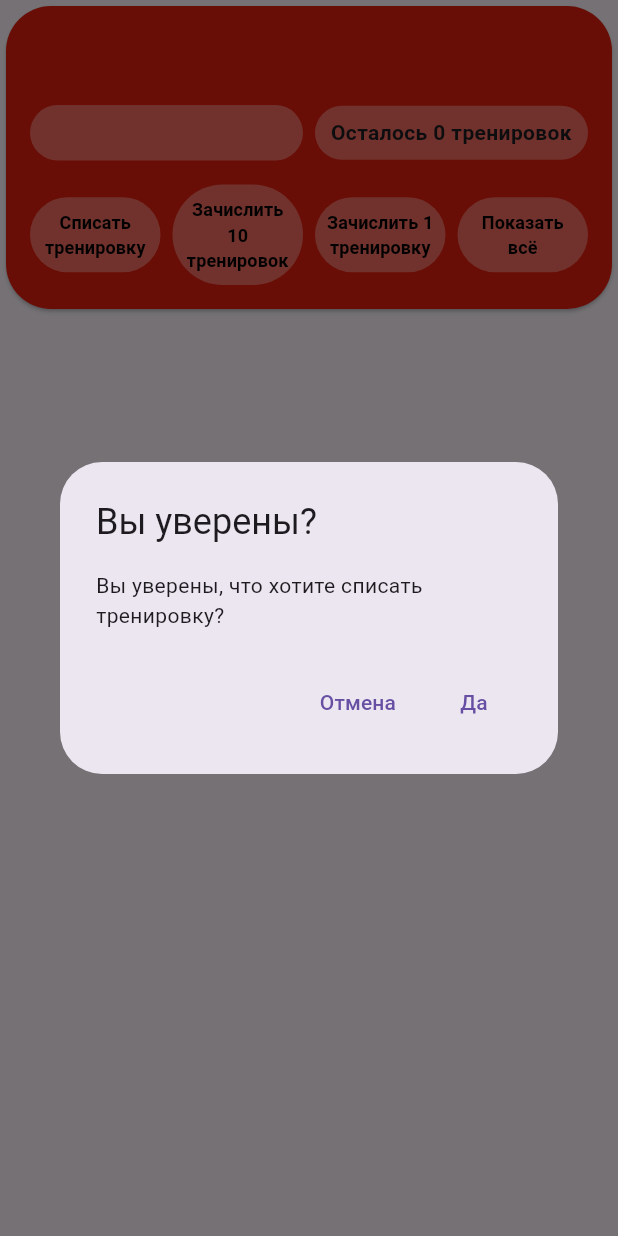
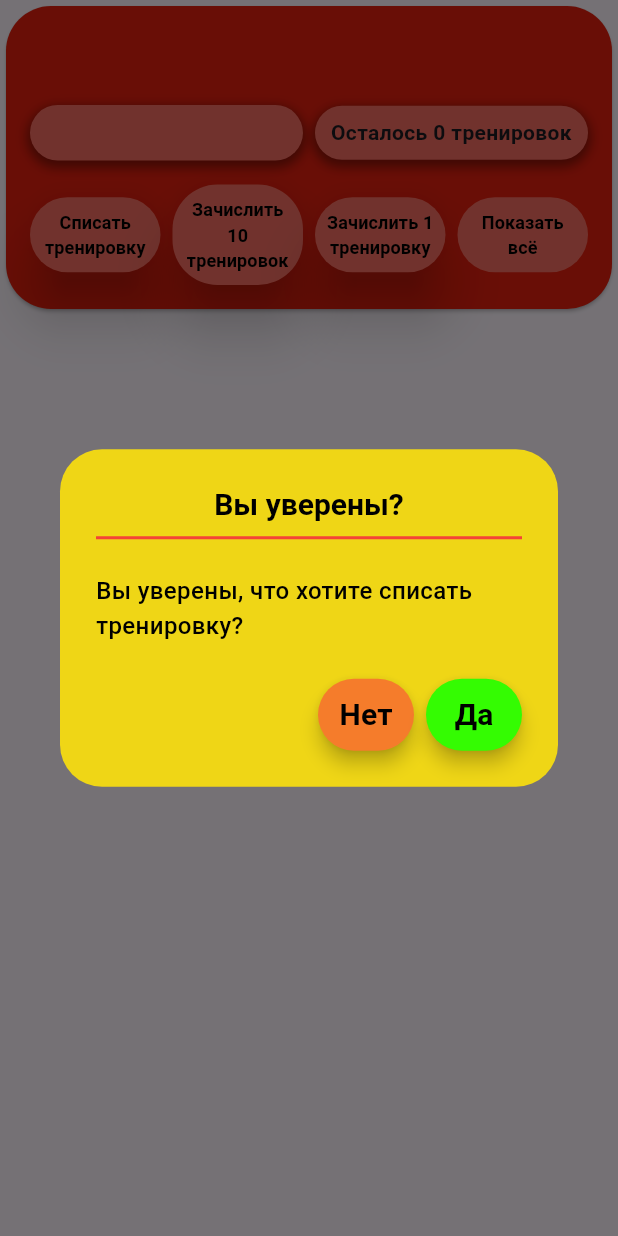
Before and after one commit to KudryashovAV/fitness-coach-app, a Flutter app: the AthleteCard widget shown alone on an empty page, opened directly with empty values, after a tap on "Списать тренировку", on a phone screen of 412 x 824 dp. Run offline on Flutter 3.47's test engine with Material 3 defaults, Android fonts, the phone set to English and light mode, and no system bars; our stand-ins replace cloud_firestore, firebase_core, flutter_easyloading, get; accounts and stored records are empty.

Commit message:
Athlete card styles

```diff
--- a/lib/widgets/action_button.dart
+++ b/lib/widgets/action_button.dart
@@ -21,16 +21,55 @@ class ActionButton extends StatelessWidget {
       context: context,
       builder: (context) {
         return AlertDialog(
-          title: Text('Вы уверены?'),
-          content: Text(title),
+          backgroundColor: Color.fromARGB(255, 239, 214, 22),
+          title: Column(
+            children: [
+              Text(
+                'Вы уверены?',
+                textAlign: TextAlign.center,
+                style: TextStyle(
+                  fontSize: 20,
+                  fontWeight: FontWeight.bold,
+                  color: Colors.black,
+                ),
+              ),
+              Divider(
+                color: Colors.red,
+                thickness: 2,
+              )
+            ],
+          ),
+          content: Text(
+            title,
+            style: TextStyle(
+              fontSize: 16,
+              fontWeight: FontWeight.w500,
+              color: Colors.black,
+            ),
+          ),
           actions: [
-            TextButton(
+            PhysicalModel(
+              color: Color.fromARGB(255, 245, 124, 43),
+              elevation: 5,
+              borderRadius: BorderRadius.circular(30),
+              child: TextButton(
                 onPressed: () {
                   Navigator.pop(context);
                 },
-              child: Text('Отмена'),
+                child: Text(
+                  'Нет',
+                  style: TextStyle(
+                      fontSize: 20,
+                      fontWeight: FontWeight.bold,
+                      color: Colors.black),
                 ),
-            TextButton(
+              ),
+            ),
+            PhysicalModel(
+              color: Color.fromARGB(255, 52, 252, 2),
+              elevation: 5,
+              borderRadius: BorderRadius.circular(30),
+              child: TextButton(
                 onPressed: () {
                   Navigator.pop(context);
                   athleteCtrl.updateAthleteWorkouts(
@@ -41,7 +80,14 @@ class ActionButton extends StatelessWidget {
                     condition,
                   );
                 },
-              child: Text('Да'),
+                child: Text(
+                  'Да',
+                  style: TextStyle(
+                      fontSize: 20,
+                      fontWeight: FontWeight.bold,
+                      color: Colors.black),
+                ),
+              ),
             ),
           ],
         );
@@ -64,12 +110,15 @@ class ActionButton extends StatelessWidget {
 
   @override
   Widget build(BuildContext context) {
-    return TextButton(
+    return PhysicalModel(
+      color: athleteCtrl.setCardInputsColor(athleteData),
+      elevation: 15,
+      borderRadius: BorderRadius.circular(30),
+      child: TextButton(
         onPressed: () {
           _showConfirmationDialog(context, setTitle(condition));
         },
         style: TextButton.styleFrom(
-        backgroundColor: athleteCtrl.setCardInputsColor(athleteData),
           padding: EdgeInsets.all(8),
         ),
         child: Text(
@@ -81,6 +130,7 @@ class ActionButton extends StatelessWidget {
             color: Colors.black,
           ),
         ),
+      ),
     );
   }
 }
--- a/lib/widgets/athlete_card.dart
+++ b/lib/widgets/athlete_card.dart
@@ -1,5 +1,6 @@
 import 'package:fitness_coach_app/controllers/athletes_controller.dart';
 import 'package:fitness_coach_app/widgets/action_button.dart';
+import 'package:fitness_coach_app/widgets/athlete_info.dart';
 import 'package:flutter/material.dart';
 import 'package:get/get.dart';
 
@@ -55,44 +56,32 @@ class AthleteCard extends StatelessWidget {
               style: TextStyle(
                 fontSize: 24,
                 fontWeight: FontWeight.bold,
+                shadows: [
+                  Shadow(
+                    color: Colors.black.withValues(alpha: 0.5),
+                    offset: Offset(2, 2),
+                    blurRadius: 10,
+                  ),
+                ],
               ),
             ),
             SizedBox(height: 16),
             Row(
               children: [
                 Expanded(
-                  child: Container(
-                    padding: EdgeInsets.all(8),
-                    decoration: BoxDecoration(
-                      borderRadius: BorderRadius.all(Radius.circular(30)),
-                      color: athleteCtrl.setCardInputsColor(athleteData),
-                    ),
-                    child: Text(
-                      athleteData['phone'],
-                      style: TextStyle(
-                        fontSize: 14,
-                        fontWeight: FontWeight.bold,
-                      ),
-                      textAlign: TextAlign.center,
-                    ),
+                  child: AthleteInfo(
+                    withoutPadding: false,
+                    athleteData: athleteData,
+                    title: athleteData['phone'],
                   ),
                 ),
                 SizedBox(width: 8),
                 Expanded(
-                  child: Container(
-                    padding: EdgeInsets.symmetric(vertical: 8),
-                    decoration: BoxDecoration(
-                      borderRadius: BorderRadius.all(Radius.circular(30)),
-                      color: athleteCtrl.setCardInputsColor(athleteData),
-                    ),
-                    child: Text(
-                      'Осталось ${athleteData['workouts']} ${workoutTitle(athleteData['workouts'])}',
-                      style: TextStyle(
-                        fontSize: 14,
-                        fontWeight: FontWeight.bold,
-                      ),
-                      textAlign: TextAlign.center,
-                    ),
+                  child: AthleteInfo(
+                    withoutPadding: true,
+                    athleteData: athleteData,
+                    title:
+                        'Осталось ${athleteData['workouts']} ${workoutTitle(athleteData['workouts'])}',
                   ),
                 ),
               ],
--- /dev/null
+++ b/lib/widgets/athlete_info.dart
@@ -0,0 +1,43 @@
+import 'package:fitness_coach_app/controllers/athletes_controller.dart';
+import 'package:flutter/material.dart';
+import 'package:get/get.dart';
+
+class AthleteInfo extends StatelessWidget {
+  final athleteCtrl = Get.put(AthletesController());
+  final dynamic athleteData;
+  final dynamic title;
+  final bool withoutPadding;
+  AthleteInfo(
+      {required this.athleteData,
+      required this.title,
+      required this.withoutPadding,
+      super.key});
+
+  @override
+  Widget build(BuildContext context) {
+    return Container(
+      padding: withoutPadding
+          ? EdgeInsets.symmetric(vertical: 8)
+          : EdgeInsets.all(8),
+      decoration: BoxDecoration(
+          borderRadius: BorderRadius.all(Radius.circular(30)),
+          color: athleteCtrl.setCardInputsColor(athleteData),
+          boxShadow: [
+            BoxShadow(
+              color: Colors.black.withAlpha(100),
+              spreadRadius: 2,
+              blurRadius: 5,
+              offset: Offset(0, 3),
+            ),
+          ]),
+      child: Text(
+        title,
+        style: TextStyle(
+          fontSize: 14,
+          fontWeight: FontWeight.bold,
+        ),
+        textAlign: TextAlign.center,
+      ),
+    );
+  }
+}
```
Lines whose indentation alone changed are shown as unchanged.
